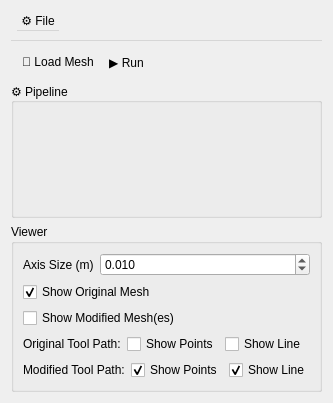
Above: noether_gui/ui/tpp_widget.ui from ros-industrial/noether before the change. Below: the same form after it.
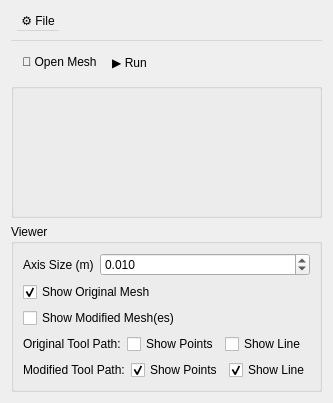
That is the form after the change.

Commit message: Added short cuts and removing title from configbox

```diff
--- a/noether_gui/ui/tpp_widget.ui
+++ b/noether_gui/ui/tpp_widget.ui
@@ -55,13 +55,10 @@
      <property name="childrenCollapsible">
       <bool>false</bool>
      </property>
-     <widget class="QWidget" name="layoutWidget">
+     <widget class="QWidget" name="group_box_configuration">
       <layout class="QVBoxLayout" name="verticalLayout">
        <item>
         <widget class="QGroupBox" name="group_box_configuration">
-         <property name="title">
-          <string>⚙️ Pipeline</string>
-         </property>
          <layout class="QVBoxLayout" name="verticalLayout_2">
           <item>
            <widget class="QWidget" name="widget" native="true"/>
@@ -230,7 +227,13 @@
   </action>
   <action name="action_loadMesh">
    <property name="text">
-    <string>📂 Load Mesh</string>
+    <string>📂 Open Mesh</string>
+   </property>
+   <property name="shortcut">
+    <string>Ctrl+O</string>
+   </property>
+   <property name="toolTip">
+     <string>Open Mesh (Ctrl+O)</string>
    </property>
   </action>
   <action name="action_executePipeline">
```
Left out of the diff: 18 changed lines with no effect on the pictures.
